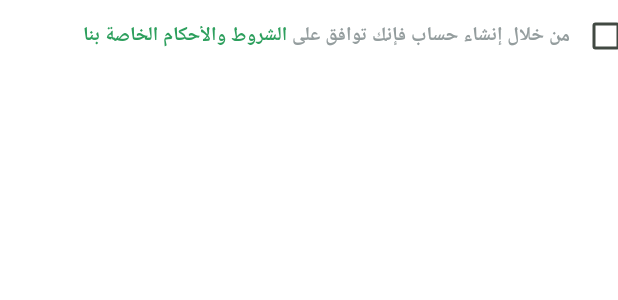
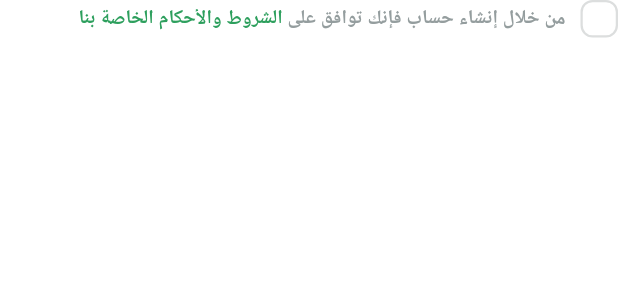
Before and after one commit to MohamedEssami20/Furits_E_commerce_App, a Flutter app: the TermsAndCondition widget shown alone on an empty page, opened directly, on a phone screen of 412 x 824 dp. Shown: the top 300 px of the screen. Run offline on Flutter 3.47's test engine with Material 3 defaults, Android fonts, the light colour scheme and no system bars; our stand-ins replace dots_indicator, flutter_svg, shared_preferences; accounts and stored records are empty.

Commit message:
create custom checkbox

```diff
--- a/lib/core/utils/assets.dart
+++ b/lib/core/utils/assets.dart
@@ -9,6 +9,10 @@ class Assets {
   /// Assets for assetsImagesAppleIcons
   /// assets/images/apple_Icons.svg
   static const String assetsImagesAppleIcons = "assets/images/apple_Icons.svg";
+
+  /// Assets for assetsImagesCheck
+  /// assets/images/Check.svg
+  static const String assetsImagesCheck = "assets/images/Check.svg";
 
   /// Assets for assetsImagesFacebookIcon
   /// assets/images/facebook_icon.svg
--- /dev/null
+++ b/lib/features/auth/presentation/views/widgets/custom_checkbox.dart
@@ -0,0 +1,36 @@
+import 'package:flutter/material.dart';
+import 'package:flutter_svg/flutter_svg.dart';
+import 'package:fruits_hub/core/utils/assets.dart';
+import 'package:fruits_hub/core/utils/my_colors.dart';
+
+class CustomCheckbox extends StatelessWidget {
+  const CustomCheckbox({super.key, required this.isChecked, required this.onChanged});
+  final bool isChecked;
+  final void Function(bool?) onChanged;
+  @override
+  Widget build(BuildContext context) {
+    return GestureDetector(
+      onTap: (){
+        onChanged(!isChecked);
+      },
+      child: AnimatedContainer(
+        width: 25,
+        height: 25,
+        duration: const Duration(milliseconds: 120),
+        decoration: ShapeDecoration(
+          color: isChecked ? MyColors.kPrimaryColor : Colors.white,
+          shape: RoundedRectangleBorder(
+            side: BorderSide(
+              width: 1.50,
+              color: isChecked ? MyColors.kPrimaryColor : const Color(0xffDCDEDE),
+            ),
+            borderRadius: BorderRadius.circular(8),
+          ),
+        ),
+        child: isChecked
+            ? SvgPicture.asset(Assets.assetsImagesCheck)
+            : const SizedBox(),
+      ),
+    );
+  }
+}
--- a/lib/features/auth/presentation/views/widgets/signup_view_body.dart
+++ b/lib/features/auth/presentation/views/widgets/signup_view_body.dart
@@ -37,11 +37,13 @@ class SignupViewBody extends StatelessWidget {
                 color: Color(0xffC9CECF),
               ),
             ),
+
             SizedBox(
               height: 20,
             ),
             TermsAndCondition(),
           ],
+
         ),
       ),
     );
--- a/lib/features/auth/presentation/views/widgets/terms_and_condition.dart
+++ b/lib/features/auth/presentation/views/widgets/terms_and_condition.dart
@@ -1,21 +1,30 @@
 import 'package:flutter/material.dart';
 import 'package:fruits_hub/core/utils/my_colors.dart';
+import 'package:fruits_hub/features/auth/presentation/views/widgets/custom_checkbox.dart';
 
 import '../../../../../core/utils/app_text_style.dart';
 
-class TermsAndCondition extends StatelessWidget {
+class TermsAndCondition extends StatefulWidget {
   const TermsAndCondition({super.key});
 
   @override
+  State<TermsAndCondition> createState() => _TermsAndConditionState();
+}
+
+class _TermsAndConditionState extends State<TermsAndCondition> {
+  bool termsAndCondition = false;
+  @override
   Widget build(BuildContext context) {
-    return Transform.translate(
-      offset: const Offset(16, 0),
-      child: Row(
+    return Row(
       children: [
-          Checkbox(
-            value: false,
-            onChanged: (value) {},
+        CustomCheckbox(
+          isChecked: termsAndCondition,
+          onChanged: (value) {
+            termsAndCondition = value!;
+            setState(() {});
+          },
         ),
+        const SizedBox(width: 10),
         Text.rich(
           TextSpan(
             children: [
@@ -47,7 +56,6 @@ class TermsAndCondition extends StatelessWidget {
           textAlign: TextAlign.right,
         ),
       ],
-      ),
     );
   }
 }
```
Also changed, not shown: assets/images/Check.svg (added). Lines whose indentation alone changed are shown as unchanged.
